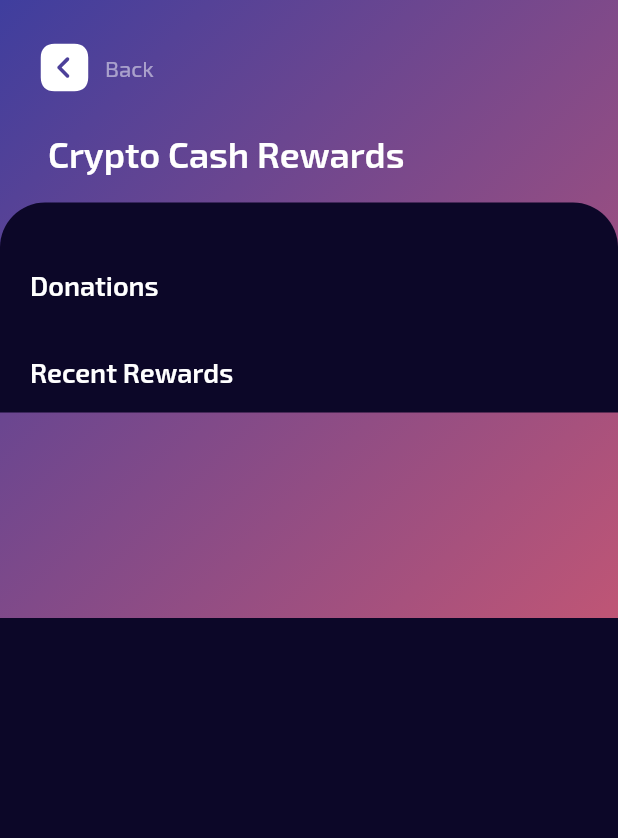
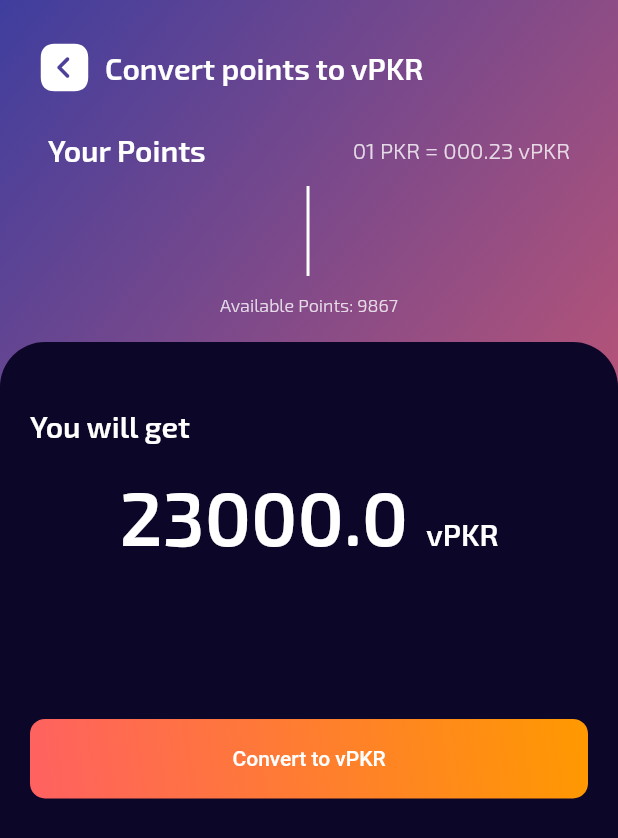
Before and after one commit to EeshaArif/CryptoCash, a Flutter app: the CpConvertScreen widget shown alone on an empty page, opened directly, on a phone screen of 412 x 824 dp. Shown: the top 838 px of the screen. Run offline on Flutter 3.47's test engine with Material 2 defaults, Android fonts, the phone set to English and light mode, and no system bars; our stand-ins replace flutter_svg, google_fonts.

Commit message:
feat: add convertcp screen

```diff
--- a/lib/main.dart
+++ b/lib/main.dart
@@ -1,7 +1,8 @@
 // @dart=2.9
 
 import 'package:cryptocash/palette.dart';
-import 'package:cryptocash/screens/home_screen/home_screen.dart';
+import 'package:cryptocash/screens/rewards_screen/cp_convert_screen.dart';
+import 'package:cryptocash/screens/rewards_screen/rewards_screen.dart';
 import 'package:flutter/material.dart';
 import 'package:google_fonts/google_fonts.dart';
 
@@ -62,7 +63,7 @@ class App extends StatelessWidget {
           color: Colors.white,
         ),
       ),
-      home: HomeScreen(),
+      home: RewardsScreen(),
     );
   }
 }
--- a/lib/palette.dart
+++ b/lib/palette.dart
@@ -18,7 +18,7 @@ class Palette {
   static final coinCardStartGradient = Color(0xFFE0DAFF).withOpacity(0.2);
   static final coinCardEndGradient = Color(0xFF6E6D9A).withOpacity(0.2);
 
-  static const transactionCard = Color(0xFF373154);
+  static const purpleTileContainer = Color(0xFF373154);
   static const cashIn = Color(0xFF2DF1C2);
   static const cashOut = Color(0xFFEC5555);
 
--- /dev/null
+++ b/lib/screens/common/purple_tile.dart
@@ -0,0 +1,25 @@
+import 'package:cryptocash/palette.dart';
+import 'package:flutter/material.dart';
+
+class PurpleTileContainer extends StatelessWidget {
+  final Widget child;
+  const PurpleTileContainer({Key? key, required this.child}) : super(key: key);
+
+  @override
+  Widget build(BuildContext context) {
+    return Container(
+        padding: const EdgeInsets.only(
+          left: 24,
+          right: 16,
+          top: 18,
+          bottom: 18,
+        ),
+        decoration: BoxDecoration(
+          color: Palette.purpleTileContainer,
+          borderRadius: BorderRadius.all(
+            Radius.circular(8),
+          ),
+        ),
+        child: child);
+  }
+}
--- a/lib/screens/common/themed_buttons.dart
+++ b/lib/screens/common/themed_buttons.dart
@@ -1,5 +1,7 @@
 import 'package:cryptocash/palette.dart';
+import 'package:cryptocash/styles.dart' show tNumberTitle;
 import 'package:flutter/material.dart';
+import 'package:flutter/services.dart' show FilteringTextInputFormatter;
 import 'package:flutter_svg/svg.dart';
 
 class PrimaryActionButton extends StatelessWidget {
@@ -180,3 +182,29 @@ class CardActionButton extends StatelessWidget {
     );
   }
 }
+// TODO: add this to themed_fields after merging #1
+
+class AmountFormField extends StatelessWidget {
+  const AmountFormField({
+    Key? key,
+  }) : super(key: key);
+
+  @override
+  Widget build(BuildContext context) {
+    return TextFormField(
+      keyboardType: TextInputType.numberWithOptions(decimal: true),
+      autofocus: true,
+      inputFormatters: [
+        FilteringTextInputFormatter.allow(RegExp(r'\d*\.?\d*')),
+      ],
+      decoration: InputDecoration(
+        enabledBorder: InputBorder.none,
+        focusedBorder: InputBorder.none,
+      ),
+      textAlign: TextAlign.center,
+      cursorColor: Colors.white,
+      // 100000.00.toString(),
+      style: tNumberTitle,
+    );
+  }
+}
--- a/lib/screens/home_screen/widgets/transaction_card.dart
+++ b/lib/screens/home_screen/widgets/transaction_card.dart
@@ -13,7 +13,7 @@ class TransactionCard extends StatelessWidget {
   Widget build(BuildContext context) {
     return Container(
       decoration: BoxDecoration(
-        color: Palette.transactionCard,
+        color: Palette.purpleTileContainer,
         borderRadius: BorderRadius.circular(8),
       ),
       child: Row(
--- a/lib/screens/rewards_screen/cp_convert_screen.dart
+++ b/lib/screens/rewards_screen/cp_convert_screen.dart
@@ -1,12 +1,8 @@
-import 'package:cryptocash/palette.dart';
-import 'package:cryptocash/screens/base_scaffold.dart';
 import 'package:cryptocash/screens/common/themed_buttons.dart'
-    show CardActionButton, TopBackButton;
-import 'package:cryptocash/screens/rewards_screen/widgets/cp_transactions.dart';
-import 'package:cryptocash/screens/rewards_screen/widgets/donations.dart';
+    show AmountFormField, PrimaryActionButton, TopBackButton;
+import 'package:cryptocash/screens/rewards_screen/widgets/expanded_base.dart';
+import 'package:cryptocash/styles.dart';
 import 'package:flutter/material.dart';
-import 'package:flutter_svg/flutter_svg.dart';
-import 'package:google_fonts/google_fonts.dart';
 
 class CpConvertScreen extends StatefulWidget {
   const CpConvertScreen({Key? key}) : super(key: key);
@@ -18,67 +14,78 @@ class CpConvertScreen extends StatefulWidget {
 class _CpConvertScreenState extends State<CpConvertScreen> {
   @override
   Widget build(BuildContext context) {
-    return BaseScaffold(
-      heightRatio: 0.5,
-      body: Column(
-        children: <Widget>[
-          Column(
+    return ExpandedBase(
+      upperChild: Column(
         mainAxisAlignment: MainAxisAlignment.center,
-            crossAxisAlignment: CrossAxisAlignment.start,
         children: [
           Padding(
-                padding: const EdgeInsets.only(left: 16, right: 32, top: 18),
-                child: TopBackButton(onPress: () => {}),
+            padding:
+                const EdgeInsets.only(left: 16, right: 32, top: 18, bottom: 16),
+            child: TopBackButton(
+                onPress: () => {}, text: 'Convert points to vPKR'),
           ),
-              Container(
-                padding: const EdgeInsets.only(
-                    left: 32.0, right: 32, bottom: 18, top: 16),
-                child: Text(
-                  'Crypto Cash Rewards',
-                  style: Theme.of(context).textTheme.headline2?.copyWith(
-                        fontSize: 24,
+          Padding(
+            padding: const EdgeInsets.symmetric(horizontal: 32.0),
+            child: Row(
+              mainAxisAlignment: MainAxisAlignment.spaceBetween,
+              children: [
+                Text(
+                  'Your Points',
+                  style: tNumberTextTitle,
+                ),
+                Text(
+                  '01 PKR = 000.23 vPKR',
+                  style: tUpperConversionRate,
+                )
+              ],
             ),
           ),
+          Padding(
+            padding: const EdgeInsets.symmetric(horizontal: 32.0),
+            child: AmountFormField(),
           ),
+          Text(
+            'Available Points: ${9867}',
+            style: tUpperAvailable,
+          ),
+          SizedBox(height: 18),
         ],
       ),
-          Expanded(
-            child: SingleChildScrollView(
-              clipBehavior: Clip.none,
-              child: Container(
-                width: double.infinity,
-                padding:
-                    const EdgeInsets.only(left: 20.0, right: 20.0, top: 20),
-                decoration: BoxDecoration(
-                  borderRadius: BorderRadius.only(
-                    topLeft: Radius.circular(30),
-                    topRight: Radius.circular(30),
-                  ),
-                  color: Palette.darkBlue,
-                ),
-                child: Column(
-                  crossAxisAlignment: CrossAxisAlignment.start,
-                  children: <Widget>[
-                    Column(
+      lowerChild: Column(
         crossAxisAlignment: CrossAxisAlignment.start,
         children: [
           SizedBox(height: 24),
           Text(
-                          'Donations',
-                          style: Theme.of(context).textTheme.headline6,
+            'You will get',
+            style: tNumberTextTitle,
           ),
-                        SizedBox(height: 16),
-                        SizedBox(height: 20),
+          SizedBox(height: 18),
+          Row(
+            mainAxisAlignment: MainAxisAlignment.center,
+            crossAxisAlignment: CrossAxisAlignment.baseline,
+            textBaseline: TextBaseline.alphabetic,
+            children: [
               Text(
-                          'Recent Rewards',
-                          style: Theme.of(context).textTheme.headline6,
+                '${23000.00}',
+                style: tNumberTitle,
               ),
-                        SizedBox(height: 16),
+              Padding(
+                padding: const EdgeInsets.only(left: 12.0),
+                child: Text('vPKR', style: tNumberTextTitle),
+              )
             ],
           ),
+          SizedBox(height: 8),
+          Expanded(
+            child: Column(
+              mainAxisAlignment: MainAxisAlignment.spaceAround,
+              children: [
+                PrimaryActionButton(
+                  onPress: () => {},
+                  text: 'Convert to vPKR',
+                ),
+                SizedBox(),
               ],
-                ),
-              ),
             ),
           ),
         ],
--- a/lib/screens/rewards_screen/rewards_screen.dart
+++ b/lib/screens/rewards_screen/rewards_screen.dart
@@ -4,6 +4,7 @@ import 'package:cryptocash/screens/common/themed_buttons.dart'
     show CardActionButton, TopBackButton;
 import 'package:cryptocash/screens/rewards_screen/widgets/cp_transactions.dart';
 import 'package:cryptocash/screens/rewards_screen/widgets/donations.dart';
+import 'package:cryptocash/screens/rewards_screen/widgets/expanded_base.dart';
 import 'package:flutter/material.dart';
 import 'package:flutter_svg/flutter_svg.dart';
 import 'package:google_fonts/google_fonts.dart';
@@ -18,11 +19,9 @@ class RewardsScreen extends StatefulWidget {
 class _RewardsScreenState extends State<RewardsScreen> {
   @override
   Widget build(BuildContext context) {
-    return BaseScaffold(
-      heightRatio: 0.5,
-      body: Column(
-        children: <Widget>[
-          Column(
+    return ExpandedBase(
+      isLowerChildScrollable: true,
+      upperChild: Column(
         mainAxisAlignment: MainAxisAlignment.center,
         crossAxisAlignment: CrossAxisAlignment.start,
         children: [
@@ -42,21 +41,7 @@ class _RewardsScreenState extends State<RewardsScreen> {
           ),
         ],
       ),
-          Expanded(
-            child: SingleChildScrollView(
-              clipBehavior: Clip.none,
-              child: Container(
-                width: double.infinity,
-                padding:
-                    const EdgeInsets.only(left: 20.0, right: 20.0, top: 20),
-                decoration: BoxDecoration(
-                  borderRadius: BorderRadius.only(
-                    topLeft: Radius.circular(30),
-                    topRight: Radius.circular(30),
-                  ),
-                  color: Palette.darkBlue,
-                ),
-                child: Column(
+      lowerChild: Column(
         crossAxisAlignment: CrossAxisAlignment.start,
         children: <Widget>[
           RewardsHeader(),
@@ -78,11 +63,6 @@ class _RewardsScreenState extends State<RewardsScreen> {
               SizedBox(height: 16),
               CpTransactions(),
             ],
-                    ),
-                  ],
-                ),
-              ),
-            ),
           ),
         ],
       ),
--- a/lib/screens/rewards_screen/widgets/cp_transaction_card.dart
+++ b/lib/screens/rewards_screen/widgets/cp_transaction_card.dart
@@ -1,4 +1,5 @@
 import 'package:cryptocash/palette.dart';
+import 'package:cryptocash/screens/common/purple_tile.dart';
 import 'package:flutter/material.dart';
 import 'package:google_fonts/google_fonts.dart';
 
@@ -23,19 +24,7 @@ class CpTransactionCard extends StatelessWidget {
   Widget build(BuildContext context) {
     return Column(
       children: [
-        Container(
-          padding: const EdgeInsets.only(
-            left: 24,
-            right: 16,
-            top: 18,
-            bottom: 18,
-          ),
-          decoration: BoxDecoration(
-            color: Palette.transactionCard,
-            borderRadius: BorderRadius.all(
-              Radius.circular(8),
-            ),
-          ),
+        PurpleTileContainer(
           child: Row(
             mainAxisAlignment: MainAxisAlignment.spaceBetween,
             children: <Widget>[
--- /dev/null
+++ b/lib/screens/rewards_screen/widgets/expanded_base.dart
@@ -0,0 +1,62 @@
+import 'package:cryptocash/palette.dart';
+import 'package:cryptocash/screens/base_scaffold.dart';
+import 'package:flutter/material.dart';
+
+class ExpandedBase extends StatelessWidget {
+  final Widget upperChild;
+  final Widget lowerChild;
+  final bool isLowerChildScrollable;
+  const ExpandedBase(
+      {Key? key,
+      required this.upperChild,
+      required this.lowerChild,
+      this.isLowerChildScrollable = false})
+      : super(key: key);
+
+  @override
+  Widget build(BuildContext context) {
+    return BaseScaffold(
+      heightRatio: 0.4,
+      body: Column(
+        children: <Widget>[
+          upperChild,
+          isLowerChildScrollable
+              ? Expanded(
+                  child: SingleChildScrollView(
+                    clipBehavior: Clip.none,
+                    child: ExpandedSheet(lowerChild: lowerChild),
+                  ),
+                )
+              : Expanded(
+                  child: ExpandedSheet(lowerChild: lowerChild),
+                ),
+        ],
+      ),
+    );
+  }
+}
+
+class ExpandedSheet extends StatelessWidget {
+  const ExpandedSheet({
+    Key? key,
+    required this.lowerChild,
+  }) : super(key: key);
+
+  final Widget lowerChild;
+
+  @override
+  Widget build(BuildContext context) {
+    return Container(
+      width: double.infinity,
+      padding: const EdgeInsets.only(left: 20.0, right: 20.0, top: 20),
+      decoration: BoxDecoration(
+        borderRadius: BorderRadius.only(
+          topLeft: Radius.circular(30),
+          topRight: Radius.circular(30),
+        ),
+        color: Palette.darkBlue,
+      ),
+      child: lowerChild,
+    );
+  }
+}
--- /dev/null
+++ b/lib/styles.dart
@@ -0,0 +1,23 @@
+import 'package:flutter/material.dart';
+import 'package:google_fonts/google_fonts.dart';
+
+final TextStyle tUpperConversionRate = GoogleFonts.exo2(
+  fontSize: 15,
+  fontWeight: FontWeight.w300,
+  color: Colors.white.withOpacity(0.8),
+);
+final TextStyle tUpperAvailable = GoogleFonts.exo2(
+  fontSize: 12,
+  fontWeight: FontWeight.w300,
+  color: Colors.white.withOpacity(0.8),
+);
+final TextStyle tNumberTitle = GoogleFonts.exo2(
+  fontWeight: FontWeight.w600,
+  fontSize: 50,
+  color: Colors.white,
+);
+final TextStyle tNumberTextTitle = GoogleFonts.exo2(
+  fontWeight: FontWeight.w600,
+  fontSize: 20,
+  color: Colors.white,
+);
```
Lines whose indentation alone changed are shown as unchanged.
